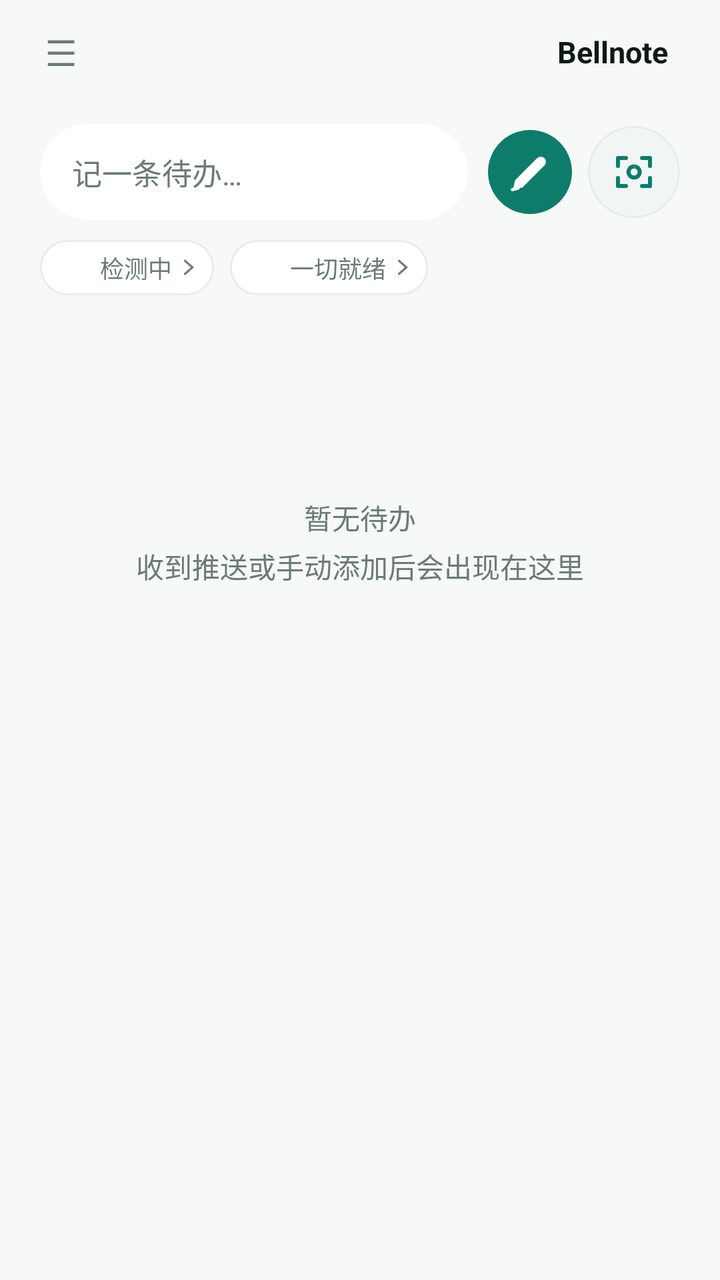
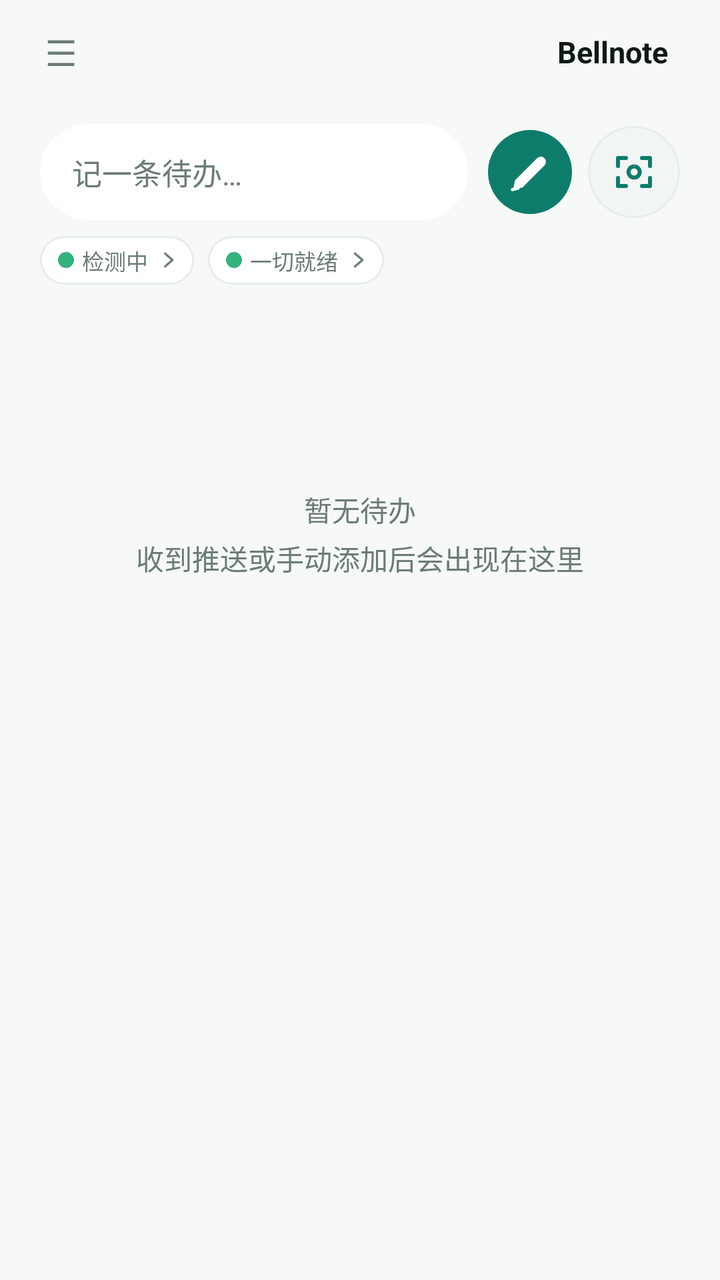

Before-and-after screenshots of an Android layout around one commit, followed by the original layout XML and the change that was made.
<!-- AndroidManifest.xml: activity theme Theme.NtfyCalendar.Home -->
<!-- res/layout/activity_main.xml -->
﻿<?xml version="1.0" encoding="utf-8"?>
<androidx.drawerlayout.widget.DrawerLayout xmlns:android="http://schemas.android.com/apk/res/android"
    android:id="@+id/drawer"
    android:layout_width="match_parent"
    android:layout_height="match_parent">

    
    <LinearLayout
        android:layout_width="match_parent"
        android:layout_height="match_parent"
        android:orientation="vertical"
        android:paddingLeft="20dp"
        android:paddingRight="20dp">

        
        <FrameLayout
            android:layout_width="match_parent"
            android:layout_height="52dp"
            android:clipChildren="false"
            android:clipToPadding="false">

            <TextView
                android:id="@+id/btnMenu"
                android:layout_width="36dp"
                android:layout_height="36dp"
                android:layout_gravity="start|center_vertical"
                android:layout_marginStart="-8dp"
                android:gravity="center"
                android:text="☰"
                android:textColor="?attr/bnTextSecondary"
                android:textSize="18sp" />

            <View
                android:id="@+id/brandHalo"
                android:layout_width="96dp"
                android:layout_height="54dp"
                android:layout_gravity="end|center_vertical"
                android:background="@drawable/bg_brand_halo"
                android:visibility="gone" />

            <FrameLayout
                android:layout_width="wrap_content"
                android:layout_height="wrap_content"
                android:layout_gravity="end|center_vertical"
                android:clipChildren="false"
                android:clipToPadding="false">

                <LinearLayout
                    android:id="@+id/brandPill"
                    android:layout_width="wrap_content"
                    android:layout_height="wrap_content"
                    android:background="@android:color/transparent"
                    android:clipChildren="false"
                    android:clipToPadding="false"
                    android:clickable="true"
                    android:focusable="true"
                    android:gravity="center_vertical"
                    android:orientation="horizontal"
                    android:paddingTop="5dp"
                    android:paddingBottom="5dp">

                    <TextView
                        android:id="@+id/tvBrandName"
                        android:layout_width="wrap_content"
                        android:layout_height="wrap_content"
                        android:text="@string/app_name"
                        android:textColor="?attr/bnTextPrimary"
                        android:textSize="15sp"
                        android:textStyle="bold" />

                    <TextView
                        android:id="@+id/tvVersionTop"
                        android:layout_width="wrap_content"
                        android:layout_height="wrap_content"
                        android:layout_marginStart="6dp"
                        android:textColor="?attr/bnTextSecondary"
                        android:textSize="10sp" />
                </LinearLayout>

                <ImageView
                    android:id="@+id/brandGlyph"
                    android:layout_width="15dp"
                    android:layout_height="15dp"
                    android:layout_gravity="bottom|end"
                    android:layout_marginEnd="4dp"
                    android:layout_marginBottom="3dp"
                    android:contentDescription="ntfy 通道"
                    android:scaleType="fitCenter"
                    android:src="@drawable/ic_ntfy_prompt"
                    android:visibility="gone" />
            </FrameLayout>
        </FrameLayout>

        
        <LinearLayout
            android:layout_width="match_parent"
            android:layout_height="wrap_content"
            android:layout_marginTop="10dp"
            android:clipChildren="false"
            android:clipToPadding="false"
            android:gravity="center_vertical"
            android:orientation="horizontal">

            <FrameLayout
                android:layout_width="0dp"
                android:layout_height="48dp"
                android:layout_weight="1"
                android:clipChildren="false"
                android:clipToPadding="false">

                <EditText
                    android:id="@+id/etQuick"
                    android:layout_width="match_parent"
                    android:layout_height="48dp"
                    android:background="@drawable/bg_input_hero"
                    android:hint="@string/quick_hint"
                    android:imeOptions="actionGo"
                    android:inputType="text"
                    android:maxLines="1"
                    android:paddingLeft="16dp"
                    android:paddingRight="16dp"
                    android:textColor="?attr/bnTextPrimary"
                    android:textColorHint="?attr/bnTextSecondary"
                    android:textSize="15sp" />

                
                <View
                    android:id="@+id/inputHalo"
                    android:layout_width="70dp"
                    android:layout_height="34dp"
                    android:layout_gravity="top|end"
                    android:layout_marginTop="1dp"
                    android:layout_marginEnd="3dp"
                    android:background="@drawable/bg_brand_halo"
                    android:visibility="gone" />
            </FrameLayout>

            <ImageButton
                android:id="@+id/btnQuickGo"
                android:layout_width="42dp"
                android:layout_height="42dp"
                android:layout_marginStart="10dp"
                android:background="@drawable/bg_circle_primary"
                android:contentDescription="@string/quick_go_desc"
                android:padding="9dp"
                android:scaleType="fitCenter"
                android:src="@drawable/ic_send" />

            <ImageButton
                android:id="@+id/btnShotIcon"
                android:layout_width="46dp"
                android:layout_height="46dp"
                android:layout_marginStart="8dp"
                android:background="@drawable/bg_icon_circle"
                android:contentDescription="@string/btn_shot_big"
                android:padding="11dp"
                android:scaleType="fitCenter"
                android:src="@drawable/ic_screenshot" />
        </LinearLayout>

        
        <LinearLayout
            android:layout_width="match_parent"
            android:layout_height="wrap_content"
            android:layout_marginTop="10dp"
            android:gravity="center_vertical"
            android:orientation="horizontal">

            <LinearLayout
                android:id="@+id/healthTap"
                android:layout_width="wrap_content"
                android:layout_height="wrap_content"
                android:background="@drawable/bg_status_pill"
                android:clickable="true"
                android:contentDescription="运行体检"
                android:focusable="true"
                android:foreground="?android:attr/selectableItemBackground"
                android:gravity="center_vertical"
                android:orientation="horizontal"
                android:paddingLeft="9dp"
                android:paddingTop="5dp"
                android:paddingRight="7dp"
                android:paddingBottom="5dp">

                <FrameLayout
                    android:layout_width="16dp"
                    android:layout_height="16dp">

                    <View
                        android:id="@+id/healthGlow"
                        android:layout_width="16dp"
                        android:layout_height="16dp"
                        android:layout_gravity="center"
                        android:background="@drawable/bg_indicator_glow" />

                    <View
                        android:id="@+id/healthDot"
                        android:layout_width="7dp"
                        android:layout_height="7dp"
                        android:layout_gravity="center"
                        android:background="@drawable/bg_indicator_core" />
                </FrameLayout>

                <TextView
                    android:id="@+id/healthLabel"
                    android:layout_width="wrap_content"
                    android:layout_height="wrap_content"
                    android:layout_marginStart="5dp"
                    android:maxLines="1"
                    android:text="检测中"
                    android:textColor="?attr/bnTextSecondary"
                    android:textSize="12sp" />

                <ImageView
                    android:layout_width="12dp"
                    android:layout_height="12dp"
                    android:layout_marginStart="2dp"
                    android:contentDescription="查看"
                    android:src="@drawable/ic_chevron_right"
                    android:tint="?attr/bnTextSecondary" />
            </LinearLayout>

            <LinearLayout
                android:id="@+id/statusTap"
                android:layout_width="wrap_content"
                android:layout_height="wrap_content"
                android:layout_marginStart="8dp"
                android:background="@drawable/bg_status_pill"
                android:clickable="true"
                android:contentDescription="同步状态"
                android:focusable="true"
                android:foreground="?android:attr/selectableItemBackground"
                android:gravity="center_vertical"
                android:orientation="horizontal"
                android:paddingLeft="9dp"
                android:paddingTop="5dp"
                android:paddingRight="7dp"
                android:paddingBottom="5dp">

                <FrameLayout
                    android:layout_width="16dp"
                    android:layout_height="16dp">

                    <View
                        android:id="@+id/statusGlow"
                        android:layout_width="16dp"
                        android:layout_height="16dp"
                        android:layout_gravity="center"
                        android:background="@drawable/bg_indicator_glow" />

                    <View
                        android:id="@+id/statusDot"
                        android:layout_width="7dp"
                        android:layout_height="7dp"
                        android:layout_gravity="center"
                        android:background="@drawable/bg_indicator_core" />
                </FrameLayout>

                <TextView
                    android:id="@+id/statusLabel"
                    android:layout_width="wrap_content"
                    android:layout_height="wrap_content"
                    android:layout_marginStart="5dp"
                    android:maxLines="1"
                    android:text="一切就绪"
                    android:textColor="?attr/bnTextSecondary"
                    android:textSize="12sp" />

                <ImageView
                    android:layout_width="12dp"
                    android:layout_height="12dp"
                    android:layout_marginStart="2dp"
                    android:contentDescription="查看"
                    android:src="@drawable/ic_chevron_right"
                    android:tint="?attr/bnTextSecondary" />
            </LinearLayout>
        </LinearLayout>

        <TextView
            android:id="@+id/emptyView"
            android:layout_width="match_parent"
            android:layout_height="0dp"
            android:layout_weight="1"
            android:gravity="center"
            android:lineSpacingExtra="4dp"
            android:text="@string/main_empty"
            android:textColor="?attr/bnTextSecondary"
            android:textSize="14sp" />

        <androidx.recyclerview.widget.RecyclerView
            android:id="@+id/recycler"
            android:layout_width="match_parent"
            android:layout_height="0dp"
            android:layout_weight="1"
            android:clipToPadding="false"
            android:paddingTop="0dp"
            android:paddingBottom="16dp" />
    </LinearLayout>

    
    <ScrollView
        android:layout_width="286dp"
        android:layout_height="match_parent"
        android:layout_gravity="start"
        android:background="?attr/bnNavBg"
        android:elevation="16dp">

        <LinearLayout
            android:layout_width="match_parent"
            android:layout_height="wrap_content"
            android:orientation="vertical"
            android:paddingLeft="14dp"
            android:paddingRight="14dp"
            android:paddingTop="38dp"
            android:paddingBottom="24dp">

            
            <TextView
                android:layout_width="match_parent"
                android:layout_height="wrap_content"
                android:paddingLeft="8dp"
                android:text="@string/app_name"
                android:textColor="?attr/bnTextPrimary"
                android:textSize="22sp"
                android:textStyle="bold" />

            <TextView
                android:layout_width="match_parent"
                android:layout_height="wrap_content"
                android:letterSpacing="0.04"
                android:paddingLeft="8dp"
                android:paddingTop="4dp"
                android:text="@string/nav_subtitle"
                android:textColor="?attr/bnTextSecondary"
                android:textSize="12sp" />

            <View
                android:layout_width="match_parent"
                android:layout_height="1dp"
                android:layout_marginTop="16dp"
                android:layout_marginBottom="6dp"
                android:layout_marginLeft="8dp"
                android:layout_marginRight="8dp"
                android:background="?attr/bnDivider" />

            <TextView
                style="@style/NavSection"
                android:text="@string/nav_section_new" />

            <LinearLayout
                android:id="@+id/navAddManual"
                style="@style/NavRow">
                <ImageView
                    style="@style/NavIcon"
                    android:contentDescription="@null"
                    android:src="@drawable/ic_nav_plus" />
                <TextView
                    style="@style/NavLabel"
                    android:text="@string/nav_add_manual" />
            </LinearLayout>

            <LinearLayout
                android:id="@+id/navQuick"
                style="@style/NavRow">
                <ImageView
                    style="@style/NavIcon"
                    android:contentDescription="@null"
                    android:src="@drawable/ic_nav_quick" />
                <TextView
                    style="@style/NavLabel"
                    android:text="@string/nav_quick" />
            </LinearLayout>

            <LinearLayout
                android:id="@+id/navVoice"
                style="@style/NavRow">
                <ImageView
                    style="@style/NavIcon"
                    android:contentDescription="@null"
                    android:src="@drawable/ic_nav_mic" />
                <TextView
                    style="@style/NavLabel"
                    android:text="语音说一条" />
            </LinearLayout>

            <LinearLayout
                android:id="@+id/navClip"
                style="@style/NavRow">
                <ImageView
                    style="@style/NavIcon"
                    android:contentDescription="@null"
                    android:src="@drawable/ic_nav_clip" />
                <TextView
                    style="@style/NavLabel"
                    android:text="从剪贴板记" />
            </LinearLayout>

            <LinearLayout
                android:id="@+id/navCamera"
                style="@style/NavRow">
                <ImageView
                    style="@style/NavIcon"
                    android:contentDescription="@null"
                    android:src="@drawable/ic_nav_camera" />
                <TextView
                    style="@style/NavLabel"
                    android:text="@string/nav_camera" />
            </LinearLayout>

            <TextView
                style="@style/NavSection"
                android:text="@string/nav_section_manage" />

            <LinearLayout
                android:id="@+id/navAllEvents"
                style="@style/NavRow">
                <ImageView
                    style="@style/NavIcon"
                    android:contentDescription="@null"
                    android:src="@drawable/ic_nav_list" />
                <TextView
                    style="@style/NavLabel"
                    android:text="@string/nav_all_events" />
            </LinearLayout>

            <LinearLayout
                android:id="@+id/navReconcile"
                style="@style/NavRow">
                <ImageView
                    style="@style/NavIcon"
                    android:contentDescription="@null"
                    android:src="@drawable/ic_nav_check" />
                <TextView
                    style="@style/NavLabel"
                    android:text="@string/nav_reconcile" />
            </LinearLayout>

            <LinearLayout
                android:id="@+id/navSettings"
                style="@style/NavRow">
                <ImageView
                    style="@style/NavIcon"
                    android:contentDescription="@null"
                    android:src="@drawable/ic_nav_gear" />
                <TextView
                    style="@style/NavLabel"
                    android:text="@string/nav_settings" />
            </LinearLayout>

            <View
                android:layout_width="match_parent"
                android:layout_height="1dp"
                android:layout_marginTop="14dp"
                android:layout_marginBottom="6dp"
                android:layout_marginLeft="8dp"
                android:layout_marginRight="8dp"
                android:background="?attr/bnDivider" />

            <LinearLayout
                android:id="@+id/navHelp"
                style="@style/NavRow">
                <ImageView
                    style="@style/NavIcon"
                    android:contentDescription="@null"
                    android:src="@drawable/ic_nav_help" />
                <TextView
                    style="@style/NavLabel"
                    android:text="@string/nav_help" />
            </LinearLayout>
        </LinearLayout>
    </ScrollView>
</androidx.drawerlayout.widget.DrawerLayout>
<!-- resources referenced by this layout -->
<resources>
  <!-- drawable bg_circle_primary (drawable) -->
  <?xml version="1.0" encoding="utf-8"?>
  <ripple xmlns:android="http://schemas.android.com/apk/res/android"
      android:color="#33FFFFFF">
      <item>
          <shape android:shape="oval">
              <solid android:color="?attr/bnPrimary" />
          </shape>
      </item>
  </ripple>
  <!-- drawable bg_icon_circle (drawable) -->
  <?xml version="1.0" encoding="utf-8"?>
  <shape xmlns:android="http://schemas.android.com/apk/res/android"
      android:shape="oval">
      <solid android:color="?attr/bnIconBg" />
      <stroke
          android:width="1dp"
          android:color="?attr/bnCardStroke" />
  </shape>
  <!-- drawable bg_indicator_core (drawable) -->
  <?xml version="1.0" encoding="utf-8"?>
  <shape xmlns:android="http://schemas.android.com/apk/res/android"
      android:shape="oval">
      
      <solid android:color="#FFFFFFFF" />
  </shape>
  <!-- drawable bg_indicator_glow (drawable) -->
  <?xml version="1.0" encoding="utf-8"?>
  <shape xmlns:android="http://schemas.android.com/apk/res/android"
      android:shape="oval">
      
      <gradient
          android:type="radial"
          android:gradientRadius="11dp"
          android:startColor="#FFFFFFFF"
          android:endColor="#00FFFFFF" />
  </shape>
  <!-- drawable bg_input_hero (drawable) -->
  <?xml version="1.0" encoding="utf-8"?>
  <shape xmlns:android="http://schemas.android.com/apk/res/android"
      android:shape="rectangle">
      <solid android:color="?attr/bnSurface" />
      <corners android:radius="100dp" />
  </shape>
  <string name="app_name">Bellnote</string>
  <string name="btn_shot_big">截图建待办</string>
  <string name="main_empty">暂无待办\n收到推送或手动添加后会出现在这里</string>
  <string name="nav_add_manual">新建待办</string>
  <string name="nav_all_events">全部日程</string>
  <string name="nav_camera">拍照识别</string>
  <string name="nav_help">帮助与引导</string>
  <string name="nav_quick">记一条</string>
  <string name="nav_reconcile">对账</string>
  <string name="nav_section_manage">管理</string>
  <string name="nav_section_new">新建</string>
  <string name="nav_settings">设置</string>
  <string name="nav_subtitle">截图 · 一句话 · 侧边栏</string>
  <string name="quick_go_desc">把这一句记成待办</string>
  <string name="quick_hint">记一条待办…</string>
  <style name="NavIcon">
          <item name="android:layout_width">34dp</item>
          <item name="android:layout_height">34dp</item>
          <item name="android:background">@drawable/bg_icon</item>
          <item name="android:padding">8dp</item>
          <item name="android:tint">?attr/bnTextSecondary</item>
      </style>
  <!-- drawable bg_icon (drawable) -->
  <?xml version="1.0" encoding="utf-8"?>
  <shape xmlns:android="http://schemas.android.com/apk/res/android"
      android:shape="rectangle">
      <solid android:color="?attr/bnIconBg" />
      <corners android:radius="11dp" />
  </shape>
  <!-- drawable ic_splash_blank (drawable) -->
  <?xml version="1.0" encoding="utf-8"?>
  <shape xmlns:android="http://schemas.android.com/apk/res/android" android:shape="rectangle">
      <solid android:color="@android:color/transparent" />
      <size android:width="1dp" android:height="1dp" />
  </shape>
  <color name="primary">#FF0E7C6B</color>
  <color name="primary_dark">#FF0A5A4D</color>
  <color name="text_on_primary">#FFFFFFFF</color>
  <color name="accent">#FFF59E0B</color>
  <color name="window_bg">#FFF6F9F8</color>
  <color name="surface">#FFFFFFFF</color>
  <color name="card_bg">#FFFFFFFF</color>
  <color name="card_stroke">#FFE6EDEB</color>
  <color name="divider">#FFEDF2F0</color>
  <color name="text_primary">#FF0F1A17</color>
  <color name="text_secondary">#FF6B7B76</color>
  <color name="chip_bg">#FFECF6F3</color>
  <color name="icon_bg">#FFF1F5F4</color>
  <color name="danger">#FFC94848</color>
  <color name="ok">#FF34B37E</color>
  <color name="warn">#FFE8A33C</color>
  <color name="muted">#FF9AA5A0</color>
  <color name="nav_bg">#FFFFFFFF</color>
  <color name="ripple">#140E7C6B</color>
  <!-- unchanged entries left out for length: 21 -->
</resources>

<!-- the commit's change to res/layout/activity_main.xml (unified diff, before → after) -->
@@ -107,6 +107,15 @@
                 android:layout_weight="1"
                 android:clipChildren="false"
                 android:clipToPadding="false">
+
+                
+                <View
+                    android:id="@+id/inputGlow"
+                    android:layout_width="match_parent"
+                    android:layout_height="match_parent"
+                    android:layout_margin="-2dp"
+                    android:background="@drawable/bg_input_glow_outline"
+                    android:alpha="0" />
 
                 <EditText
                     android:id="@+id/etQuick"
@@ -122,17 +131,6 @@
                     android:textColor="?attr/bnTextPrimary"
                     android:textColorHint="?attr/bnTextSecondary"
                     android:textSize="15sp" />
-
-                
-                <View
-                    android:id="@+id/inputHalo"
-                    android:layout_width="70dp"
-                    android:layout_height="34dp"
-                    android:layout_gravity="top|end"
-                    android:layout_marginTop="1dp"
-                    android:layout_marginEnd="3dp"
-                    android:background="@drawable/bg_brand_halo"
-                    android:visibility="gone" />
             </FrameLayout>
 
             <ImageButton
@@ -162,118 +160,52 @@
         <LinearLayout
             android:layout_width="match_parent"
             android:layout_height="wrap_content"
-            android:layout_marginTop="10dp"
+            android:layout_marginTop="8dp"
             android:gravity="center_vertical"
             android:orientation="horizontal">
 
-            <LinearLayout
-                android:id="@+id/healthTap"
+            <TextView
+                android:id="@+id/healthChip"
                 android:layout_width="wrap_content"
                 android:layout_height="wrap_content"
                 android:background="@drawable/bg_status_pill"
                 android:clickable="true"
-                android:contentDescription="运行体检"
+                android:drawableStart="@drawable/dot_ok"
+                android:drawableEnd="@drawable/ic_chevron_right"
+                android:drawablePadding="4dp"
                 android:focusable="true"
                 android:foreground="?android:attr/selectableItemBackground"
                 android:gravity="center_vertical"
-                android:orientation="horizontal"
+                android:maxLines="1"
                 android:paddingLeft="9dp"
-                android:paddingTop="5dp"
+                android:paddingTop="4dp"
                 android:paddingRight="7dp"
-                android:paddingBottom="5dp">
-
-                <FrameLayout
-                    android:layout_width="16dp"
-                    android:layout_height="16dp">
-
-                    <View
-                        android:id="@+id/healthGlow"
-                        android:layout_width="16dp"
-                        android:layout_height="16dp"
-                        android:layout_gravity="center"
-                        android:background="@drawable/bg_indicator_glow" />
-
-                    <View
-                        android:id="@+id/healthDot"
-                        android:layout_width="7dp"
-                        android:layout_height="7dp"
-                        android:layout_gravity="center"
-                        android:background="@drawable/bg_indicator_core" />
-                </FrameLayout>
-
-                <TextView
-                    android:id="@+id/healthLabel"
-                    android:layout_width="wrap_content"
-                    android:layout_height="wrap_content"
-                    android:layout_marginStart="5dp"
-                    android:maxLines="1"
-                    android:text="检测中"
-                    android:textColor="?attr/bnTextSecondary"
-                    android:textSize="12sp" />
-
-                <ImageView
-                    android:layout_width="12dp"
-                    android:layout_height="12dp"
-                    android:layout_marginStart="2dp"
-                    android:contentDescription="查看"
-                    android:src="@drawable/ic_chevron_right"
-                    android:tint="?attr/bnTextSecondary" />
-            </LinearLayout>
-
-            <LinearLayout
-                android:id="@+id/statusTap"
+                android:paddingBottom="4dp"
+                android:text="检测中"
+                android:textColor="?attr/bnTextSecondary"
+                android:textSize="11sp" />
+
+            <TextView
+                android:id="@+id/statusChip"
                 android:layout_width="wrap_content"
                 android:layout_height="wrap_content"
-                android:layout_marginStart="8dp"
+                android:layout_marginStart="7dp"
                 android:background="@drawable/bg_status_pill"
                 android:clickable="true"
-                android:contentDescription="同步状态"
+                android:drawableStart="@drawable/dot_ok"
+                android:drawableEnd="@drawable/ic_chevron_right"
+                android:drawablePadding="4dp"
                 android:focusable="true"
                 android:foreground="?android:attr/selectableItemBackground"
                 android:gravity="center_vertical"
-                android:orientation="horizontal"
+                android:maxLines="1"
                 android:paddingLeft="9dp"
-                android:paddingTop="5dp"
+                android:paddingTop="4dp"
                 android:paddingRight="7dp"
-                android:paddingBottom="5dp">
-
-                <FrameLayout
-                    android:layout_width="16dp"
-                    android:layout_height="16dp">
-
-                    <View
-                        android:id="@+id/statusGlow"
-                        android:layout_width="16dp"
-                        android:layout_height="16dp"
-                        android:layout_gravity="center"
-                        android:background="@drawable/bg_indicator_glow" />
-
-                    <View
-                        android:id="@+id/statusDot"
-                        android:layout_width="7dp"
-                        android:layout_height="7dp"
-                        android:layout_gravity="center"
-                        android:background="@drawable/bg_indicator_core" />
-                </FrameLayout>
-
-                <TextView
-                    android:id="@+id/statusLabel"
-                    android:layout_width="wrap_content"
-                    android:layout_height="wrap_content"
-                    android:layout_marginStart="5dp"
-                    android:maxLines="1"
-                    android:text="一切就绪"
-                    android:textColor="?attr/bnTextSecondary"
-                    android:textSize="12sp" />
-
-                <ImageView
-                    android:layout_width="12dp"
-                    android:layout_height="12dp"
-                    android:layout_marginStart="2dp"
-                    android:contentDescription="查看"
-                    android:src="@drawable/ic_chevron_right"
-                    android:tint="?attr/bnTextSecondary" />
-            </LinearLayout>
+                android:paddingBottom="4dp"
+                android:text="一切就绪"
+                android:textColor="?attr/bnTextSecondary"
+                android:textSize="11sp" />
         </LinearLayout>
 
         <TextView
<!-- resource entries referenced after the edit -->
@@ -19,23 +19,16 @@
           android:width="1dp"
           android:color="?attr/bnCardStroke" />
   </shape>
-  <!-- drawable bg_indicator_core (drawable) -->
-  <?xml version="1.0" encoding="utf-8"?>
+  <!-- drawable bg_input_glow_outline (drawable) -->
+  ﻿<?xml version="1.0" encoding="utf-8"?>
   <shape xmlns:android="http://schemas.android.com/apk/res/android"
-      android:shape="oval">
+      android:shape="rectangle">
       
-      <solid android:color="#FFFFFFFF" />
-  </shape>
-  <!-- drawable bg_indicator_glow (drawable) -->
-  <?xml version="1.0" encoding="utf-8"?>
-  <shape xmlns:android="http://schemas.android.com/apk/res/android"
-      android:shape="oval">
-      
-      <gradient
-          android:type="radial"
-          android:gradientRadius="11dp"
-          android:startColor="#FFFFFFFF"
-          android:endColor="#00FFFFFF" />
+      <stroke
+          android:width="2dp"
+          android:color="#FFFFFFFF" />
+      <corners android:radius="26dp" />
+      <solid android:color="#00000000" />
   </shape>
   <!-- drawable bg_input_hero (drawable) -->
   <?xml version="1.0" encoding="utf-8"?>
@@ -43,6 +36,15 @@
       android:shape="rectangle">
       <solid android:color="?attr/bnSurface" />
       <corners android:radius="100dp" />
+  </shape>
+  <!-- drawable dot_ok (drawable) -->
+  ﻿<?xml version="1.0" encoding="utf-8"?>
+  <shape xmlns:android="http://schemas.android.com/apk/res/android"
+      android:shape="oval">
+      <solid android:color="?attr/bnOk" />
+      <size
+          android:width="8dp"
+          android:height="8dp" />
   </shape>
   <string name="app_name">Bellnote</string>
   <string name="btn_shot_big">截图建待办</string>
